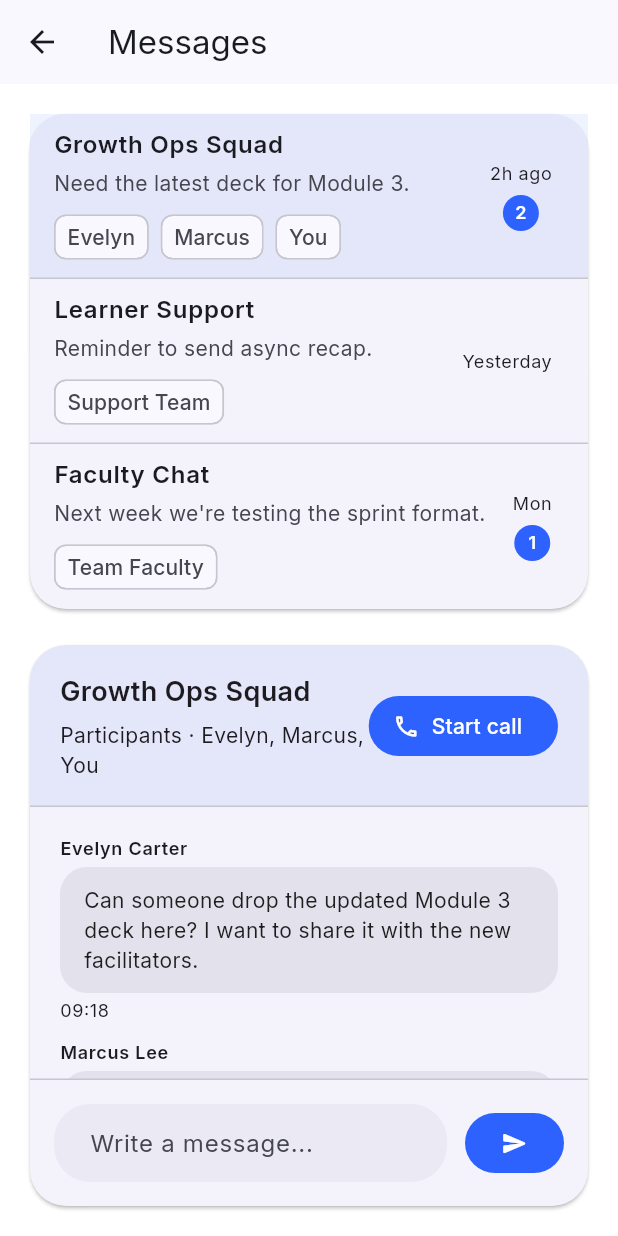
After one commit to orbas1/Nodejs-Edulure, a Flutter app: the InboxScreen screen opened by its route, on a phone screen of 412 x 824 dp. The commit adds this screen. Run offline on Flutter 3.47's test engine with Material 3 defaults, Android fonts, the phone set to English and light mode, and no system bars; our stand-ins replace dio, google_fonts, hive_flutter, open_filex; accounts and stored records are empty.

Commit message:
feat: add messaging inbox screen to flutter app

```diff
--- a/Edulure-Flutter/lib/main.dart
+++ b/Edulure-Flutter/lib/main.dart
@@ -6,6 +6,7 @@ import 'screens/home_screen.dart';
 import 'screens/login_screen.dart';
 import 'screens/profile_screen.dart';
 import 'screens/register_screen.dart';
+import 'screens/inbox_screen.dart';
 import 'services/session_manager.dart';
 
 Future<void> main() async {
@@ -37,6 +38,7 @@ class EdulureApp extends StatelessWidget {
         '/login': (_) => const LoginScreen(),
         '/register': (_) => const RegisterScreen(),
         '/feed': (_) => const FeedScreen(),
+        '/inbox': (_) => const InboxScreen(),
         '/profile': (_) => const ProfileScreen(),
         '/content': (_) => const ContentLibraryScreen(),
       },
--- a/Edulure-Flutter/lib/screens/home_screen.dart
+++ b/Edulure-Flutter/lib/screens/home_screen.dart
@@ -71,6 +71,13 @@ class HomeScreen extends StatelessWidget {
                     onTap: () => Navigator.pushNamed(context, '/feed'),
                   ),
                   ListTile(
+                    leading: const Icon(Icons.inbox_outlined),
+                    title: const Text('Messages'),
+                    subtitle: const Text('Coordinate with faculty and members in threaded conversations.'),
+                    trailing: const Icon(Icons.chevron_right),
+                    onTap: () => Navigator.pushNamed(context, '/inbox'),
+                  ),
+                  ListTile(
                     leading: const Icon(Icons.person_outline),
                     title: const Text('Profile'),
                     subtitle: const Text('Personalise your instructor and member presence.'),
--- /dev/null
+++ b/Edulure-Flutter/lib/screens/inbox_screen.dart
@@ -0,0 +1,356 @@
+import 'package:flutter/material.dart';
+
+class InboxScreen extends StatefulWidget {
+  const InboxScreen({super.key});
+
+  @override
+  State<InboxScreen> createState() => _InboxScreenState();
+}
+
+class _InboxScreenState extends State<InboxScreen> {
+  int selectedIndex = 0;
+
+  final List<_InboxThread> threads = [
+    _InboxThread(
+      title: 'Growth Ops Squad',
+      preview: 'Need the latest deck for Module 3.',
+      timestamp: '2h ago',
+      unreadCount: 2,
+      participants: const ['Evelyn', 'Marcus', 'You'],
+      messages: const [
+        _InboxMessage(
+          author: 'Evelyn Carter',
+          body:
+              'Can someone drop the updated Module 3 deck here? I want to share it with the new facilitators.',
+          sentAt: '09:18',
+          fromMe: false,
+        ),
+        _InboxMessage(
+          author: 'Marcus Lee',
+          body: 'Uploading now. I added the new breakout room prompts too.',
+          sentAt: '09:21',
+          fromMe: false,
+        ),
+        _InboxMessage(
+          author: 'You',
+          body:
+              'Appreciate it! I will turn it into a download in the content library later today.',
+          sentAt: '09:23',
+          fromMe: true,
+        ),
+      ],
+    ),
+    _InboxThread(
+      title: 'Learner Support',
+      preview: 'Reminder to send async recap.',
+      timestamp: 'Yesterday',
+      unreadCount: 0,
+      participants: const ['Support Team'],
+      messages: const [
+        _InboxMessage(
+          author: 'Support Team',
+          body:
+              'Learners loved the live clinic. Can we package up a recap email with the replay + slides?',
+          sentAt: '19:14',
+          fromMe: false,
+        ),
+        _InboxMessage(
+          author: 'You',
+          body:
+              'On it! Drafting the email in ConvertKit and will schedule it for the morning.',
+          sentAt: '19:22',
+          fromMe: true,
+        ),
+      ],
+    ),
+    _InboxThread(
+      title: 'Faculty Chat',
+      preview: 'Next week we\'re testing the sprint format.',
+      timestamp: 'Mon',
+      unreadCount: 1,
+      participants: const ['Team Faculty'],
+      messages: const [
+        _InboxMessage(
+          author: 'You',
+          body: 'Thanks again for the session swap yesterday!',
+          sentAt: '16:02',
+          fromMe: true,
+        ),
+        _InboxMessage(
+          author: 'Priya Patel',
+          body:
+              'No problem. Next week we\'re testing the sprint format, so expect higher check-in volume.',
+          sentAt: '16:09',
+          fromMe: false,
+        ),
+      ],
+    ),
+  ];
+
+  @override
+  Widget build(BuildContext context) {
+    final selectedThread = threads[selectedIndex];
+
+    return LayoutBuilder(
+      builder: (context, constraints) {
+        final isWide = constraints.maxWidth >= 760;
+
+        Widget threadList = _ThreadList(
+          threads: threads,
+          selectedIndex: selectedIndex,
+          onSelected: (value) {
+            setState(() {
+              selectedIndex = value;
+            });
+          },
+        );
+
+        Widget conversation = _ConversationPane(thread: selectedThread);
+
+        return Scaffold(
+          appBar: AppBar(
+            title: const Text('Messages'),
+          ),
+          body: Padding(
+            padding: const EdgeInsets.all(16),
+            child: isWide
+                ? Row(
+                    crossAxisAlignment: CrossAxisAlignment.start,
+                    children: [
+                      SizedBox(width: 280, child: threadList),
+                      const SizedBox(width: 16),
+                      Expanded(child: conversation),
+                    ],
+                  )
+                : Column(
+                    crossAxisAlignment: CrossAxisAlignment.stretch,
+                    children: [
+                      threadList,
+                      const SizedBox(height: 16),
+                      Expanded(child: conversation),
+                    ],
+                  ),
+          ),
+        );
+      },
+    );
+  }
+}
+
+class _ThreadList extends StatelessWidget {
+  const _ThreadList({
+    required this.threads,
+    required this.selectedIndex,
+    required this.onSelected,
+  });
+
+  final List<_InboxThread> threads;
+  final int selectedIndex;
+  final ValueChanged<int> onSelected;
+
+  @override
+  Widget build(BuildContext context) {
+    return Card(
+      shape: RoundedRectangleBorder(borderRadius: BorderRadius.circular(24)),
+      child: ListView.separated(
+        shrinkWrap: true,
+        itemCount: threads.length,
+        separatorBuilder: (_, __) => const Divider(height: 0),
+        itemBuilder: (context, index) {
+          final thread = threads[index];
+          final isSelected = index == selectedIndex;
+          return Material(
+            color:
+                isSelected ? Theme.of(context).colorScheme.primary.withOpacity(0.08) : Colors.transparent,
+            child: ListTile(
+              onTap: () => onSelected(index),
+              title: Text(thread.title, style: const TextStyle(fontWeight: FontWeight.w600)),
+              subtitle: Column(
+                crossAxisAlignment: CrossAxisAlignment.start,
+                children: [
+                  const SizedBox(height: 4),
+                  Text(thread.preview, maxLines: 2, overflow: TextOverflow.ellipsis),
+                  const SizedBox(height: 6),
+                  Wrap(
+                    spacing: 8,
+                    runSpacing: -4,
+                    children: thread.participants
+                        .map((participant) => Chip(
+                              label: Text(participant),
+                              visualDensity: VisualDensity.compact,
+                              padding: EdgeInsets.zero,
+                            ))
+                        .toList(),
+                  ),
+                ],
+              ),
+              trailing: Column(
+                mainAxisAlignment: MainAxisAlignment.center,
+                children: [
+                  Text(thread.timestamp, style: Theme.of(context).textTheme.bodySmall),
+                  if (thread.unreadCount > 0) ...[
+                    const SizedBox(height: 6),
+                    CircleAvatar(
+                      radius: 12,
+                      backgroundColor: Theme.of(context).colorScheme.primary,
+                      child: Text(
+                        thread.unreadCount.toString(),
+                        style: const TextStyle(color: Colors.white, fontSize: 12, fontWeight: FontWeight.w600),
+                      ),
+                    ),
+                  ],
+                ],
+              ),
+            ),
+          );
+        },
+      ),
+    );
+  }
+}
+
+class _ConversationPane extends StatelessWidget {
+  const _ConversationPane({required this.thread});
+
+  final _InboxThread thread;
+
+  @override
+  Widget build(BuildContext context) {
+    return Card(
+      shape: RoundedRectangleBorder(borderRadius: BorderRadius.circular(24)),
+      child: Column(
+        children: [
+          Container(
+            padding: const EdgeInsets.symmetric(horizontal: 20, vertical: 18),
+            decoration: BoxDecoration(
+              borderRadius: const BorderRadius.vertical(top: Radius.circular(24)),
+              color: Theme.of(context).colorScheme.primary.withOpacity(0.08),
+            ),
+            child: Row(
+              children: [
+                Expanded(
+                  child: Column(
+                    crossAxisAlignment: CrossAxisAlignment.start,
+                    children: [
+                      Text(thread.title, style: const TextStyle(fontSize: 18, fontWeight: FontWeight.w600)),
+                      const SizedBox(height: 6),
+                      Text('Participants · ${thread.participants.join(', ')}'),
+                    ],
+                  ),
+                ),
+                FilledButton.icon(
+                  onPressed: () {},
+                  icon: const Icon(Icons.call_outlined),
+                  label: const Text('Start call'),
+                ),
+              ],
+            ),
+          ),
+          const Divider(height: 0),
+          Expanded(
+            child: ListView.separated(
+              padding: const EdgeInsets.all(20),
+              itemCount: thread.messages.length,
+              separatorBuilder: (_, __) => const SizedBox(height: 12),
+              itemBuilder: (context, index) {
+                final message = thread.messages[index];
+                final alignment =
+                    message.fromMe ? CrossAxisAlignment.end : CrossAxisAlignment.start;
+                final bubbleColor = message.fromMe
+                    ? Theme.of(context).colorScheme.primary
+                    : Theme.of(context).colorScheme.surfaceVariant;
+                final textColor = message.fromMe ? Colors.white : Colors.black87;
+                return Column(
+                  crossAxisAlignment: alignment,
+                  children: [
+                    Text(
+                      message.author,
+                      style: Theme.of(context)
+                          .textTheme
+                          .labelMedium
+                          ?.copyWith(fontWeight: FontWeight.w600),
+                    ),
+                    const SizedBox(height: 4),
+                    Container(
+                      decoration: BoxDecoration(
+                        color: bubbleColor,
+                        borderRadius: BorderRadius.circular(18),
+                      ),
+                      padding: const EdgeInsets.symmetric(horizontal: 16, vertical: 12),
+                      child: Text(message.body, style: TextStyle(color: textColor)),
+                    ),
+                    const SizedBox(height: 4),
+                    Text(message.sentAt, style: Theme.of(context).textTheme.bodySmall),
+                  ],
+                );
+              },
+            ),
+          ),
+          const Divider(height: 0),
+          Padding(
+            padding: const EdgeInsets.all(16),
+            child: Row(
+              children: [
+                Expanded(
+                  child: TextField(
+                    decoration: InputDecoration(
+                      hintText: 'Write a message... ',
+                      filled: true,
+                      fillColor:
+                          Theme.of(context).colorScheme.surfaceVariant.withOpacity(0.5),
+                      border: OutlineInputBorder(
+                        borderRadius: BorderRadius.circular(24),
+                        borderSide: BorderSide.none,
+                      ),
+                      contentPadding:
+                          const EdgeInsets.symmetric(horizontal: 20, vertical: 14),
+                    ),
+                    minLines: 1,
+                    maxLines: 4,
+                  ),
+                ),
+                const SizedBox(width: 12),
+                FilledButton(
+                  onPressed: () {},
+                  child: const Icon(Icons.send_rounded),
+                ),
+              ],
+            ),
+          ),
+        ],
+      ),
+    );
+  }
+}
+
+class _InboxThread {
+  const _InboxThread({
+    required this.title,
+    required this.preview,
+    required this.timestamp,
+    required this.unreadCount,
+    required this.participants,
+    required this.messages,
+  });
+
+  final String title;
+  final String preview;
+  final String timestamp;
+  final int unreadCount;
+  final List<String> participants;
+  final List<_InboxMessage> messages;
+}
+
+class _InboxMessage {
+  const _InboxMessage({
+    required this.author,
+    required this.body,
+    required this.sentAt,
+    required this.fromMe,
+  });
+
+  final String author;
+  final String body;
+  final String sentAt;
+  final bool fromMe;
+}
```
